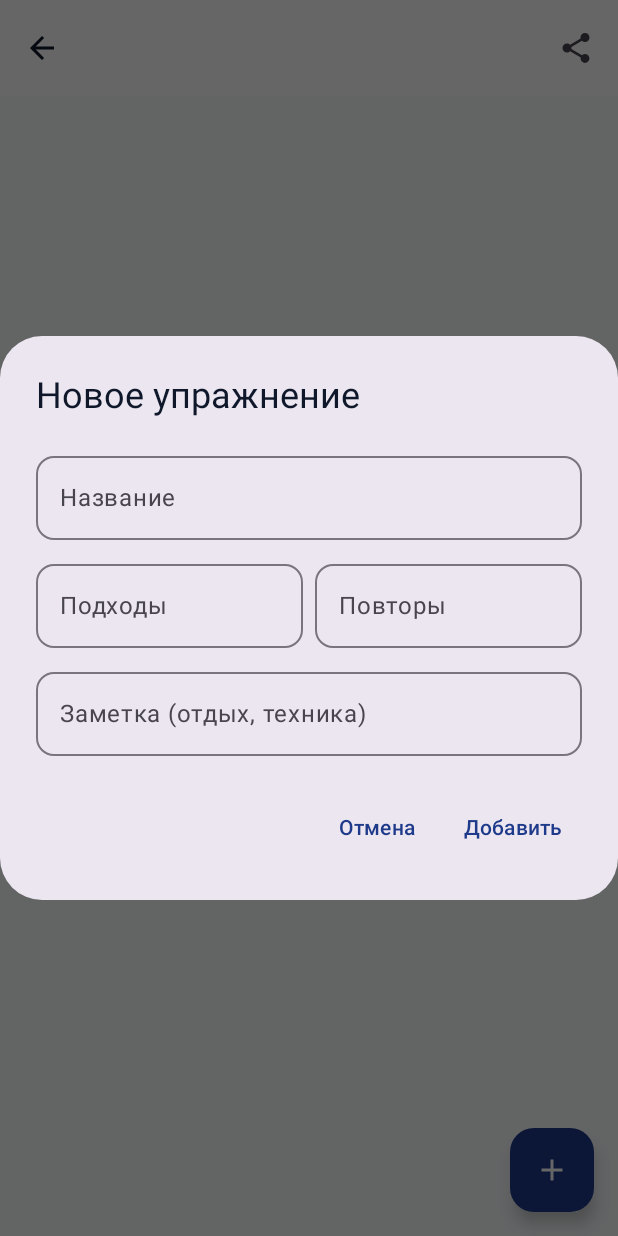
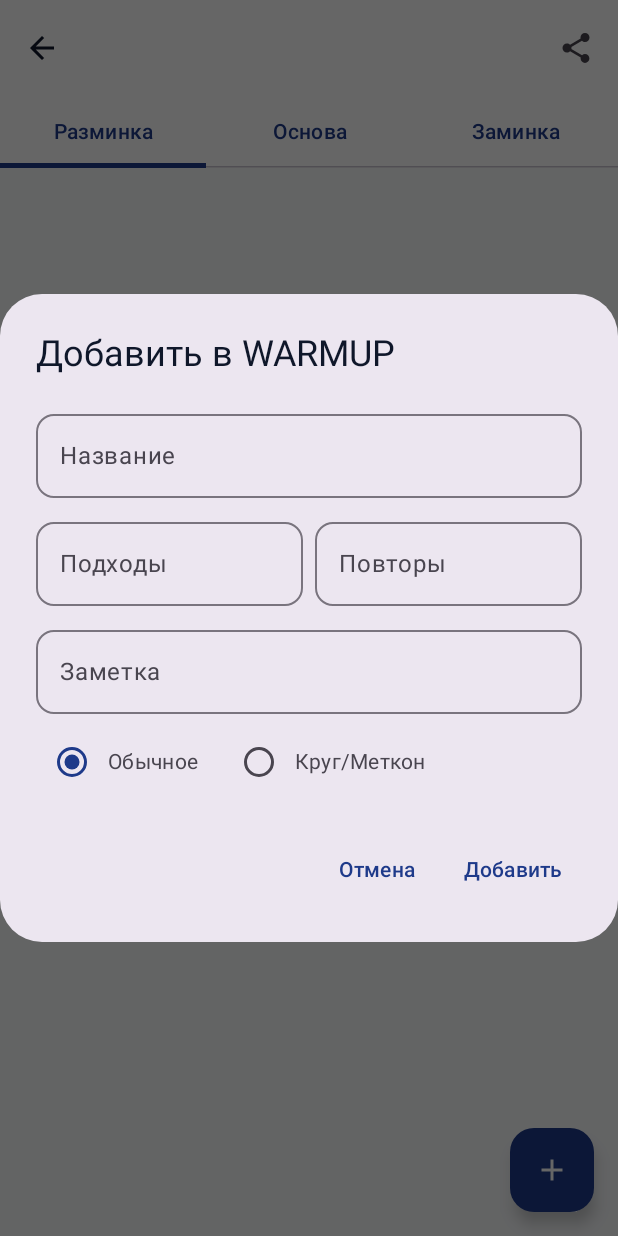
Before and after one commit to xrmstx/TrainerApp, an Android app built with Jetpack Compose: the composable WorkoutDetailScreen called with empty values, after a tap on "Добавить", on a phone screen of 412 x 824 dp. Run offline under Robolectric (Android 15) with nearby library versions, the phone set to English and light mode, and no system bars; our stand-ins replace Room's generated code.

Commit message:
Update WorkoutDetailScreen.kt

```diff
--- a/app/src/main/java/com/example/trainerapp/ui/screens/WorkoutDetailScreen.kt
+++ b/app/src/main/java/com/example/trainerapp/ui/screens/WorkoutDetailScreen.kt
@@ -24,53 +24,67 @@ import androidx.lifecycle.viewmodel.compose.viewModel
 import com.example.trainerapp.data.local.AppDatabase
 import com.example.trainerapp.data.model.ExerciseBlock
 import com.example.trainerapp.data.model.TemplateExercise
-import kotlinx.coroutines.flow.MutableStateFlow
-import kotlinx.coroutines.flow.StateFlow
-import kotlinx.coroutines.flow.asStateFlow
-import kotlinx.coroutines.flow.collectLatest
+import kotlinx.coroutines.flow.*
 import kotlinx.coroutines.launch
 
 class WorkoutDetailViewModel(application: Application, val workoutId: Long) : AndroidViewModel(application) {
     private val dao = AppDatabase.getDatabase(application).appDao()
-    private val _exercises = MutableStateFlow<List<TemplateExercise>>(emptyList())
-    val exercises: StateFlow<List<TemplateExercise>> = _exercises.asStateFlow()
-    private val _blockId = MutableStateFlow<Long?>(null)
 
-    init {
-        viewModelScope.launch {
-            val existingBlock = dao.getBlockForWorkout(workoutId)
-            val id = if (existingBlock != null) existingBlock.id else dao.insertExerciseBlock(ExerciseBlock(workoutId = workoutId))
-            _blockId.value = id
-            dao.getExercisesForBlock(id).collectLatest { list -> _exercises.value = list }
-        }
-    }
+    // Все блоки и их упражнения
+    val blocks = dao.getBlocksForWorkout(workoutId)
 
+    private val _selectedSection = MutableStateFlow("MAIN") // WARMUP, MAIN, COOLDOWN
+    val selectedSection: StateFlow<String> = _selectedSection.asStateFlow()
+
+    // Состояние для диалога добавления
     private val _showDialog = MutableStateFlow(false)
     val showDialog: StateFlow<Boolean> = _showDialog.asStateFlow()
     private val _exName = MutableStateFlow("")
     private val _exSets = MutableStateFlow("")
     private val _exReps = MutableStateFlow("")
     private val _exNote = MutableStateFlow("")
+    private val _exType = MutableStateFlow("SINGLE") // SINGLE, CIRCUIT
+
     val exName: StateFlow<String> = _exName.asStateFlow()
     val exSets: StateFlow<String> = _exSets.asStateFlow()
     val exReps: StateFlow<String> = _exReps.asStateFlow()
     val exNote: StateFlow<String> = _exNote.asStateFlow()
+    val exType: StateFlow<String> = _exType.asStateFlow()
 
+    fun onSectionChange(section: String) { _selectedSection.value = section }
     fun onNameChange(name: String) { _exName.value = name }
     fun onSetsChange(sets: String) { _exSets.value = sets }
     fun onRepsChange(reps: String) { _exReps.value = reps }
     fun onNoteChange(note: String) { _exNote.value = note }
-    fun toggleDialog() { _showDialog.value = !_showDialog.value; _exName.value = ""; _exSets.value = ""; _exReps.value = ""; _exNote.value = "" }
+    fun onTypeChange(type: String) { _exType.value = type }
+
+    fun toggleDialog() { _showDialog.value = !_showDialog.value; _exName.value = ""; _exSets.value = ""; _exReps.value = ""; _exNote.value = ""; _exType.value = "SINGLE" }
 
     fun addExercise() {
         val name = _exName.value.trim()
         val sets = _exSets.value.trim().toIntOrNull() ?: 0
         val reps = _exReps.value.trim()
         val note = _exNote.value.trim()
-        val block = _blockId.value
-        if (name.isNotEmpty() && sets > 0 && reps.isNotEmpty() && block != null) {
+        val section = _selectedSection.value
+        val type = _exType.value
+
+        if (name.isNotEmpty() && sets > 0 && reps.isNotEmpty()) {
             viewModelScope.launch {
-                dao.insertTemplateExercise(TemplateExercise(blockId = block, exerciseName = name, order = _exercises.value.size + 1, targetSets = sets, targetReps = reps, targetWeight = null, note = note.ifEmpty { null }))
+                // Ищем существующий блок для этой секции или создаем новый
+                var blockId: Long? = null
+                blocks.collect { blockList ->
+                    val existingBlock = blockList.find { it.section == section }
+                    if (existingBlock != null) {
+                        blockId = existingBlock.id
+                    } else {
+                        blockId = dao.insertExerciseBlock(ExerciseBlock(workoutId = workoutId, section = section, blockType = type))
+                    }
+                    return@collect
+                }
+
+                if (blockId != null) {
+                    dao.insertTemplateExercise(TemplateExercise(blockId = blockId!!, exerciseName = name, order = 100, targetSets = sets, targetReps = reps, targetWeight = null, note = note.ifEmpty { null }))
+                }
                 toggleDialog()
             }
         }
@@ -94,32 +108,27 @@ fun WorkoutDetailScreen(workoutId: Long, workoutName: String, onBackClick: () ->
     val application = context.applicationContext as Application
     val viewModel: WorkoutDetailViewModel = viewModel(factory = WorkoutDetailViewModelFactory(application, workoutId))
 
-    val exercises by viewModel.exercises.collectAsState()
+    val blocks by viewModel.blocks.collectAsState(initial = emptyList())
+    val selectedSection by viewModel.selectedSection.collectAsState()
     val showDialog by viewModel.showDialog.collectAsState()
+
     val exName by viewModel.exName.collectAsState()
     val exSets by viewModel.exSets.collectAsState()
     val exReps by viewModel.exReps.collectAsState()
     val exNote by viewModel.exNote.collectAsState()
+    val exType by viewModel.exType.collectAsState()
 
-    fun shareWorkout() {
-        val text = buildString {
-            appendLine("🏋️ Тренировка: $workoutName")
-            appendLine("")
-            exercises.forEachIndexed { index, ex ->
-                appendLine("${index + 1}. ${ex.exerciseName} — ${ex.targetSets}x${ex.targetReps}")
-                if (ex.note != null) appendLine("   📝 ${ex.note}")
-            }
-            appendLine("")
-            appendLine("💪 Хорошей тренировки!")
-        }
-        val sendIntent = Intent().apply { action = Intent.ACTION_SEND; putExtra(Intent.EXTRA_TEXT, text); type = "text/plain" }
-        context.startActivity(Intent.createChooser(sendIntent, "Поделиться планом"))
-    }
+    val currentBlock = blocks.find { it.section == selectedSection }
+    val currentExercises = if (currentBlock != null) {
+        // В реальном приложении нужно загружать список упражнений по ID блока
+        // Для простоты в этом MVP мы просто покажем заглушку, но в следующем коммите добавим загрузку
+        emptyList<TemplateExercise>() // <-- Временно
+    } else emptyList()
 
     if (showDialog) {
         AlertDialog(
             onDismissRequest = { viewModel.toggleDialog() },
-            title = { Text("Новое упражнение") },
+            title = { Text("Добавить в ${selectedSection}") },
             text = {
                 Column {
                     OutlinedTextField(value = exName, onValueChange = { viewModel.onNameChange(it) }, label = { Text("Название") }, modifier = Modifier.fillMaxWidth(), shape = RoundedCornerShape(12.dp))
@@ -130,7 +139,17 @@ fun WorkoutDetailScreen(workoutId: Long, workoutName: String, onBackClick: () ->
                         OutlinedTextField(value = exReps, onValueChange = { viewModel.onRepsChange(it) }, label = { Text("Повторы") }, modifier = Modifier.weight(1f), shape = RoundedCornerShape(12.dp))
                     }
                     Spacer(modifier = Modifier.height(8.dp))
-                    OutlinedTextField(value = exNote, onValueChange = { viewModel.onNoteChange(it) }, label = { Text("Заметка (отдых, техника)") }, modifier = Modifier.fillMaxWidth(), shape = RoundedCornerShape(12.dp))
+                    OutlinedTextField(value = exNote, onValueChange = { viewModel.onNoteChange(it) }, label = { Text("Заметка") }, modifier = Modifier.fillMaxWidth(), shape = RoundedCornerShape(12.dp))
+                    Spacer(modifier = Modifier.height(8.dp))
+
+                    // Выбор типа (Обычный или Круг)
+                    Row(verticalAlignment = Alignment.CenterVertically) {
+                        RadioButton(selected = exType == "SINGLE", onClick = { viewModel.onTypeChange("SINGLE") })
+                        Text("Обычное")
+                        Spacer(modifier = Modifier.width(16.dp))
+                        RadioButton(selected = exType == "CIRCUIT", onClick = { viewModel.onTypeChange("CIRCUIT") })
+                        Text("Круг/Меткон")
+                    }
                 }
             },
             confirmButton = { TextButton(onClick = { viewModel.addExercise() }) { Text("Добавить") } },
@@ -143,7 +162,12 @@ fun WorkoutDetailScreen(workoutId: Long, workoutName: String, onBackClick: () ->
             TopAppBar(
                 title = { Text(workoutName) },
                 navigationIcon = { IconButton(onClick = onBackClick) { Icon(Icons.Default.ArrowBack, contentDescription = "Назад") } },
-                actions = { IconButton(onClick = { shareWorkout() }) { Icon(Icons.Default.Share, contentDescription = "Поделиться") } }
+                actions = {
+                    // Шаринг (упрощенно)
+                    IconButton(onClick = { /* Логика шаринга */ }) {
+                        Icon(Icons.Default.Share, contentDescription = "Поделиться")
+                    }
+                }
             )
         },
         floatingActionButton = {
@@ -152,27 +176,22 @@ fun WorkoutDetailScreen(workoutId: Long, workoutName: String, onBackClick: () ->
             }
         }
     ) { paddingValues ->
-        Column(modifier = Modifier.fillMaxSize().padding(paddingValues).padding(16.dp)) {
-            if (exercises.isEmpty()) {
+        Column(modifier = Modifier.fillMaxSize().padding(paddingValues)) {
+            // Вкладки для секций
+            TabRow(selectedTabIndex = when(selectedSection) { "WARMUP" -> 0; "MAIN" -> 1; else -> 2 }) {
+                Tab(selected = selectedSection == "WARMUP", onClick = { viewModel.onSectionChange("WARMUP") }, text = { Text("Разминка") })
+                Tab(selected = selectedSection == "MAIN", onClick = { viewModel.onSectionChange("MAIN") }, text = { Text("Основа") })
+                Tab(selected = selectedSection == "COOLDOWN", onClick = { viewModel.onSectionChange("COOLDOWN") }, text = { Text("Заминка") })
+            }
+
+            // Список упражнений для выбранной секции
+            if (currentExercises.isEmpty()) {
                 Box(modifier = Modifier.fillMaxSize(), contentAlignment = Alignment.Center) {
-                    Text("Нет упражнений. Нажмите + чтобы добавить.", color = MaterialTheme.colorScheme.onBackground.copy(alpha = 0.6f))
+                    Text("Нет упражнений в этой секции. Нажмите + чтобы добавить.", color = MaterialTheme.colorScheme.onBackground.copy(alpha = 0.6f))
                 }
             } else {
-                LazyColumn {
-                    items(exercises) { ex ->
-                        Card(
-                            modifier = Modifier.fillMaxWidth().padding(vertical = 6.dp),
-                            shape = RoundedCornerShape(16.dp),
-                            elevation = CardDefaults.cardElevation(defaultElevation = 2.dp)
-                        ) {
-                            Column(modifier = Modifier.padding(16.dp)) {
-                                Text(ex.exerciseName, style = MaterialTheme.typography.titleMedium)
-                                Text("План: ${ex.targetSets} x ${ex.targetReps}", style = MaterialTheme.typography.bodyMedium, color = MaterialTheme.colorScheme.primary)
-                                if (ex.note != null) Text("📝 ${ex.note}", style = MaterialTheme.typography.bodySmall, color = MaterialTheme.colorScheme.onSurface.copy(alpha = 0.6f))
-                            }
-                        }
-                    }
-                }
+                // В этой версии мы просто выводим список, так как пока нет полноценной загрузки
+                Text("Список упражнений будет здесь", modifier = Modifier.padding(16.dp))
             }
         }
     }
```
